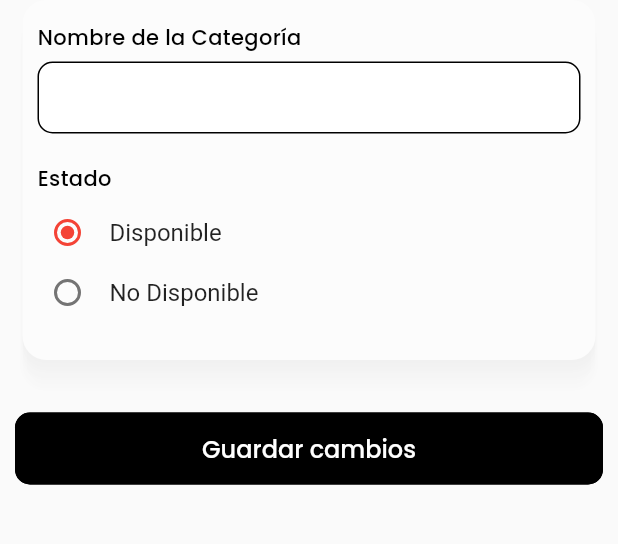
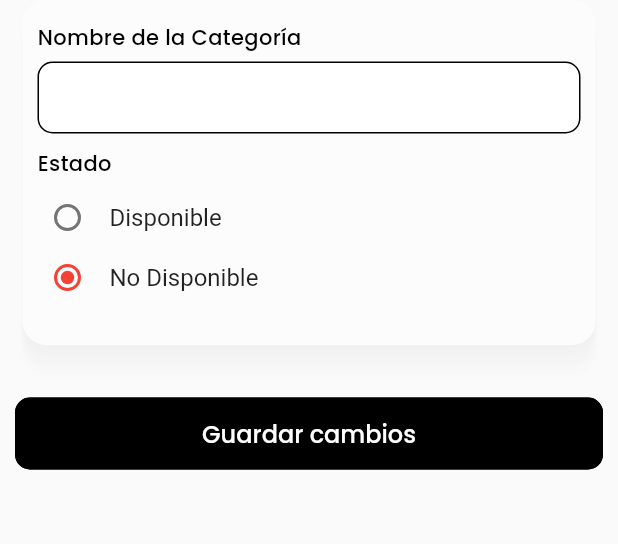
Before and after one commit to 4CROS2/app_restaurant_management, a Flutter app: the DetailCategoryScreen screen opened directly with empty values, after a tap on "Editar", on a phone screen of 412 x 824 dp, the part 84-628 px from its top. Run offline on Flutter 3.47's test engine with Material 2 defaults, Android fonts, the phone set to English and light mode, and no system bars; our stand-ins replace cloud_firestore, firebase_auth, firebase_core, flutter_phoenix, flutter_spinbox, flutter_svg and 2 more; accounts and stored records are empty; project files that could hold a hidden picture were left out.

Commit message:
Consumir datos para actualizar categorias - Modificaciones en provider con metodo update - Modificaciones en detalle category para mandar el modelo a edit category - Modificaciones en edit category con funcionalidad - Modificaiones en new category quitando variable no servible

```diff
--- a/lib/settings/bloc/setting_provider.dart
+++ b/lib/settings/bloc/setting_provider.dart
@@ -53,6 +53,20 @@ class SettingsProvider with ChangeNotifier {
     }
   }
 
+  //metodo para actualizar una nueva categoria
+  Future<void> updateCategory(String id, String name, bool status) async {
+    try {
+      await _db
+          .collection("Categories")
+          .doc(id)
+          .update(CategoryModel(id: id, name: name, status: status).toJson());
+    } catch (e) {
+      if (kDebugMode) {
+        print(e);
+      }
+    }
+  }
+
   //metodo para eliminar categoria
   Future<void> deleteCategory(var id) async {
     try {
--- a/lib/settings/screen/category/detail_category.dart
+++ b/lib/settings/screen/category/detail_category.dart
@@ -99,7 +99,8 @@ class DetailCategoryScreen extends StatelessWidget {
                 icon: Icons.edit,
                 onPressed: () async {
                   await Navigator.of(context).push(CupertinoPageRoute(
-                      builder: (context) => const EditCategoryScreen()));
+                      builder: (context) =>
+                          EditCategoryScreen(category: category)));
                 },
               ),
             ],
--- a/lib/settings/screen/category/edit_category.dart
+++ b/lib/settings/screen/category/edit_category.dart
@@ -1,21 +1,57 @@
-import 'package:app_restaurant_management/settings/widgets/category/card_form_category.dart';
+import 'package:app_restaurant_management/settings/bloc/setting_provider.dart';
+import 'package:app_restaurant_management/settings/models/category_model.dart';
 import 'package:app_restaurant_management/widgets/button_confirm.dart';
 import 'package:app_restaurant_management/widgets/modal_order.dart';
 import 'package:flutter/material.dart';
+import 'package:provider/provider.dart';
 import '../../../constans.dart';
 
+enum SingingCharacter { disponible, nodisponible }
+
 class EditCategoryScreen extends StatefulWidget {
-  const EditCategoryScreen({Key? key}) : super(key: key);
+  final CategoryModel category;
+  const EditCategoryScreen({Key? key, required this.category})
+      : super(key: key);
 
   @override
   State<EditCategoryScreen> createState() => _EditCategoryScreenState();
 }
 
+// Subtitle Forms
+Container titleCardForm(String text) {
+  return Container(
+    alignment: Alignment.topLeft,
+    margin: const EdgeInsets.only(right: 5, bottom: 5),
+    child: Text(
+      text,
+      style: textStyleSubtitle,
+    ),
+  );
+}
+
 class _EditCategoryScreenState extends State<EditCategoryScreen> {
-  final TextEditingController nameCategory = TextEditingController();
+  final TextEditingController _nameCategory = TextEditingController();
+  SingingCharacter? _character;
+
+  @override
+  void initState() {
+    super.initState();
+    _nameCategory.text = widget.category.name;
+    _character = widget.category.status
+        ? SingingCharacter.disponible
+        : SingingCharacter.nodisponible;
+  }
+
+  @override
+  void dispose() {
+    _nameCategory.dispose();
+    super.dispose();
+  }
 
   @override
   Widget build(BuildContext context) {
+    final provider = Provider.of<SettingsProvider>(context);
+
     return Scaffold(
       appBar: AppBar(
         foregroundColor: fontBlack,
@@ -35,14 +71,78 @@ class _EditCategoryScreenState extends State<EditCategoryScreen> {
       body: ListView(
         padding: const EdgeInsets.only(left: 10, right: 10, bottom: 30),
         children: [
-          CardFormCategory(
-            nameCategory: nameCategory,
+          Container(
+            alignment: Alignment.topLeft,
+            padding:
+                const EdgeInsets.only(top: 15, bottom: 15, left: 10, right: 10),
+            margin: const EdgeInsets.only(bottom: 25, left: 5, right: 5),
+            decoration: boxShadow,
+            child: Column(
+              crossAxisAlignment: CrossAxisAlignment.start,
+              children: [
+                Container(
+                  alignment: Alignment.topLeft,
+                  margin: const EdgeInsets.only(right: 5, bottom: 5),
+                  child: const Text(
+                    'Nombre de la Categoría',
+                    style: textStyleSubtitle,
+                  ),
+                ),
+                TextFormField(controller: _nameCategory),
+                Container(
+                  width: MediaQuery.of(context).size.width / 2 * 0.8,
+                  margin: const EdgeInsets.only(bottom: 10, top: 10),
+                  child: Column(
+                    mainAxisAlignment: MainAxisAlignment.spaceBetween,
+                    children: [
+                      titleCardForm('Estado'),
+                      RadioListTile<SingingCharacter>(
+                        contentPadding: const EdgeInsets.all(0),
+                        visualDensity: const VisualDensity(
+                          horizontal: VisualDensity.minimumDensity,
+                          vertical: VisualDensity.minimumDensity,
+                        ),
+                        title: const Text('Disponible'),
+                        value: SingingCharacter.disponible,
+                        groupValue: _character,
+                        onChanged: (SingingCharacter? value) {
+                          setState(() {
+                            _character = value;
+                          });
+                        },
+                      ),
+                      RadioListTile<SingingCharacter>(
+                        contentPadding: const EdgeInsets.all(0),
+                        visualDensity: const VisualDensity(
+                          horizontal: VisualDensity.minimumDensity,
+                          vertical: VisualDensity.minimumDensity,
+                        ),
+                        title: const Text('No Disponible'),
+                        value: SingingCharacter.nodisponible,
+                        groupValue: _character,
+                        onChanged: (SingingCharacter? value) {
+                          setState(() {
+                            _character = value;
+                          });
+                        },
+                      ),
+                    ],
+                  ),
+                ),
+              ],
+            ),
           ),
           const SizedBox(height: 10),
           ButtonConfirm(
             width: MediaQuery.of(context).size.width,
             textButton: 'Guardar cambios',
             onPressed: () async {
+              await provider.updateCategory(
+                  widget.category.id,
+                  _nameCategory.text,
+                  (_character == SingingCharacter.disponible));
+              await provider.getAllCategories();
+              if (context.mounted) {
                 await showDialog(
                   context: context,
                   barrierDismissible: false,
@@ -51,6 +151,7 @@ class _EditCategoryScreenState extends State<EditCategoryScreen> {
                       const Duration(seconds: 3),
                       () {
                         Navigator.of(context).pop();
+                        Navigator.of(context).pop();
                       },
                     );
                     return const ModalOrder(
@@ -58,6 +159,7 @@ class _EditCategoryScreenState extends State<EditCategoryScreen> {
                         image: 'assets/img/confirm-product.svg');
                   },
                 );
+              }
               if (context.mounted) {
                 Navigator.of(context).pop();
               }
--- a/lib/settings/screen/category/new_category.dart
+++ b/lib/settings/screen/category/new_category.dart
@@ -14,7 +14,6 @@ class NewCategoryScreen extends StatefulWidget {
   State<NewCategoryScreen> createState() => _NewCategoryScreenState();
 }
 
-String dropdownValue = 'Platos';
 SingingCharacter? _character = SingingCharacter.disponible;
 
 // Subtitle Forms
--- a/lib/settings/widgets/category/card_form_category.dart
+++ b/lib/settings/widgets/category/card_form_category.dart
@@ -15,7 +15,6 @@ class CardFormCategory extends StatefulWidget {
 }
 
 class _CardFormCategoryState extends State<CardFormCategory> {
-  String dropdownValue = 'Platos';
   SingingCharacter? _character = SingingCharacter.disponible;
 
   /// Subtitle Forms
```
Lines whose indentation alone changed are shown as unchanged.
